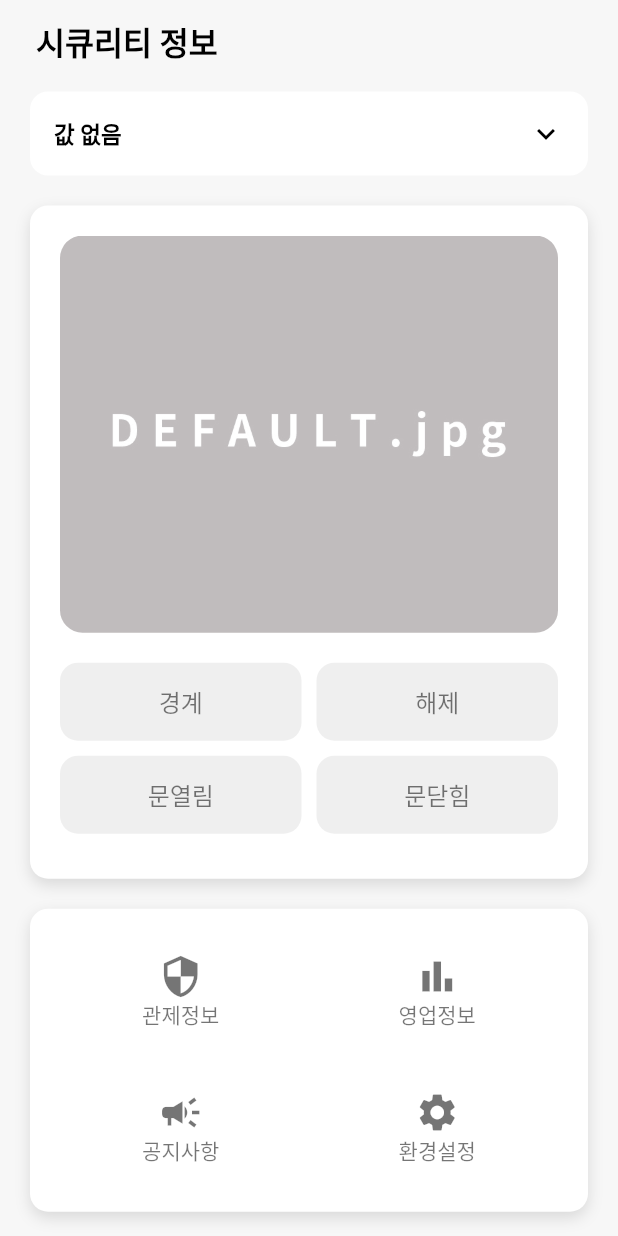
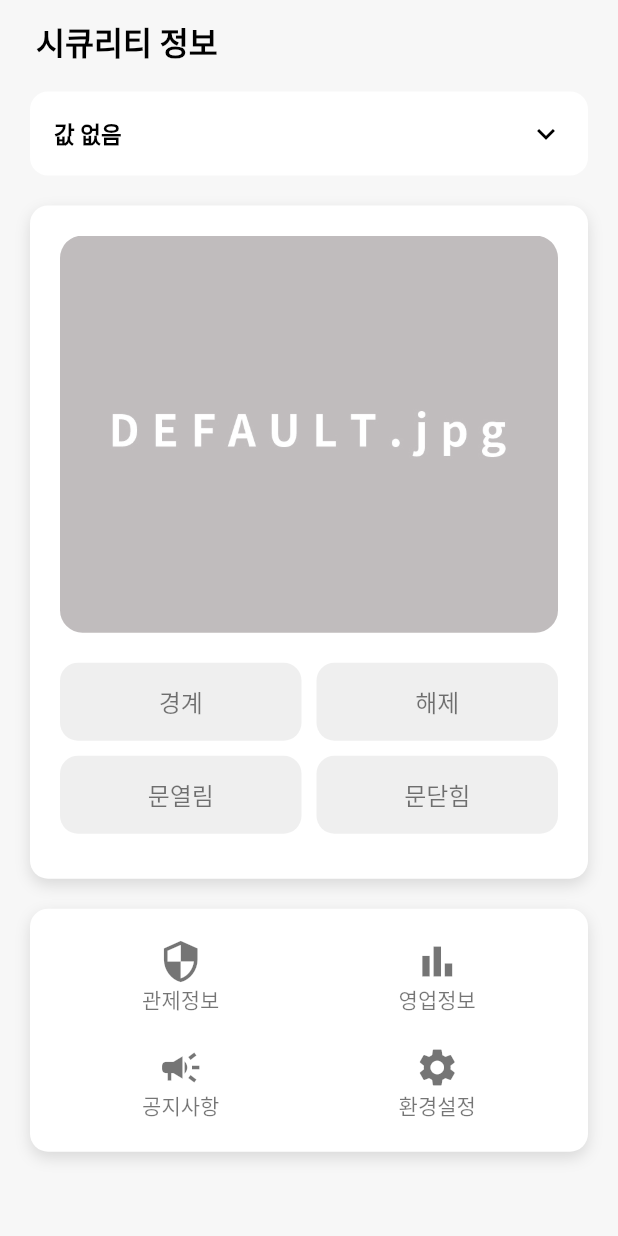
Before and after one commit to chicdd/flutter, a Flutter app: the Home screen opened directly, on a phone screen of 412 x 824 dp. Run offline on Flutter 3.47's test engine with Material 3 defaults, Android fonts, the phone set to English and light mode, and no system bars; our stand-ins replace flutter_secure_storage, flutter_sticky_header; accounts and stored records are empty.

Commit message:
맥에서 수정

```diff
--- a/neoSecurity/lib/Home.dart
+++ b/neoSecurity/lib/Home.dart
@@ -233,7 +233,7 @@ class _HomeState extends State<Home> {
                                     borderRadius: BorderRadius.circular(12),
                                   ),
                                   padding: const EdgeInsets.symmetric(
-                                    vertical: 16,
+                                    vertical: 14,
                                   ),
                                   textStyle: TextStyle(
                                     fontSize: 16,
@@ -269,7 +269,7 @@ class _HomeState extends State<Home> {
                                     side: BorderSide(color: Color(0xff545454)),
                                   ),
                                   padding: const EdgeInsets.symmetric(
-                                    vertical: 16,
+                                    vertical: 12,
                                   ),
                                   textStyle: TextStyle(
                                     fontSize: 16,
@@ -339,7 +339,7 @@ class _HomeState extends State<Home> {
                                   //side: BorderSide(color: Color(0xff545454)),
                                 ),
                                 padding: const EdgeInsets.symmetric(
-                                  vertical: 10,
+                                  vertical: 0,
                                 ),
                                 textStyle: TextStyle(
                                   fontSize: 16,
@@ -389,7 +389,7 @@ class _HomeState extends State<Home> {
                                   //side: BorderSide(color: Color(0xff545454)),
                                 ),
                                 padding: const EdgeInsets.symmetric(
-                                  vertical: 10,
+                                  vertical: 0,
                                 ),
                                 textStyle: TextStyle(
                                   fontSize: 16,
@@ -446,7 +446,7 @@ class _HomeState extends State<Home> {
                                   //side: BorderSide(color: Color(0xff545454)),
                                 ),
                                 padding: const EdgeInsets.symmetric(
-                                  vertical: 10,
+                                  vertical: 0,
                                 ),
                                 textStyle: TextStyle(
                                   fontSize: 16,
@@ -496,7 +496,7 @@ class _HomeState extends State<Home> {
                                   //side: BorderSide(color: Color(0xff545454)),
                                 ),
                                 padding: const EdgeInsets.symmetric(
-                                  vertical: 10,
+                                  vertical: 0,
                                 ),
                                 textStyle: TextStyle(
                                   fontSize: 16,
--- a/neoSecurity/lib/functions.dart
+++ b/neoSecurity/lib/functions.dart
@@ -104,13 +104,13 @@ Future<String> receiveRemote() async {
 String getImagePath(String? state) {
   switch (state) {
     case '경계':
-      return 'image/경계3.jpg';
+      return 'image/alert.jpg';
     case '해제':
-      return 'image/해제3.jpg';
-    case '문열림':
-      return 'image/문열림3.jpg';
-    case '문닫힘':
-      return 'image/문닫힘3.jpg';
+      return 'image/disalert.jpg';
+    //case '문열림':
+      //return 'image/문열림3.jpg';
+    //case '문닫힘':
+      //return 'image/문닫힘3.jpg';
     default:
       return 'image/default.jpg'; // fallback 이미지
   }
--- a/neoSecurity/lib/main.dart
+++ b/neoSecurity/lib/main.dart
@@ -63,7 +63,6 @@ class MyApp extends StatelessWidget {
       localizationsDelegates: const [
         // 기본 cupertino + material 로컬라이제이션 지원
         DefaultCupertinoLocalizations.delegate,
-        DefaultMaterialLocalizations.delegate,
         DefaultWidgetsLocalizations.delegate,
         GlobalCupertinoLocalizations.delegate,
         GlobalMaterialLocalizations.delegate,
@@ -73,6 +72,7 @@ class MyApp extends StatelessWidget {
         Locale('ko', 'KR'), // Korean
         Locale('en', 'US'), // English
       ],
+      debugShowCheckedModeBanner: false,
     );
   }
 }
```
Also changed, not shown: neoSecurity/image/alert.jpg (added), neoSecurity/image/disalert.jpg (added), neoSecurity/image/경계3.jpg (deleted), neoSecurity/image/해제3.jpg (deleted), 1 other file.
